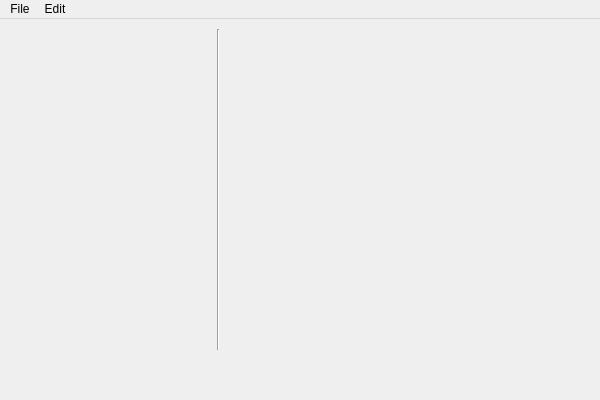
Before: the Qt Designer form trab1/mainwindow.ui in julioce/CompGraf, drawn with Qt 5.
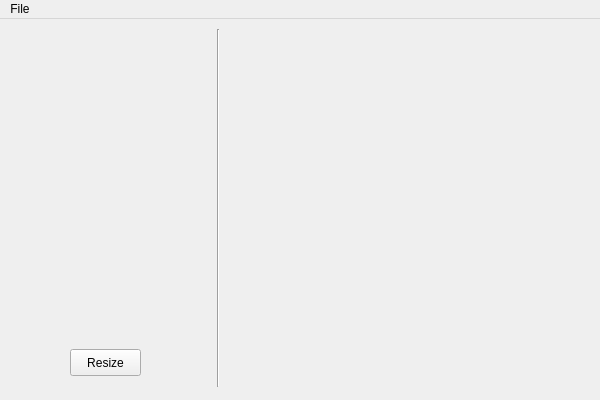
After: the same form once the commit is applied.

Commit message: *Adicionado botão de Resize. *Linha de separação. *Redimensionamento acontece agora na área 'a direita da janela.

The edit to the form file:
```diff
--- a/trab1/mainwindow.ui
+++ b/trab1/mainwindow.ui
@@ -51,13 +51,51 @@
       <x>210</x>
       <y>10</y>
       <width>16</width>
-      <height>321</height>
+      <height>358</height>
      </rect>
     </property>
+    <property name="sizePolicy">
+     <sizepolicy hsizetype="Fixed" vsizetype="Maximum">
+      <horstretch>0</horstretch>
+      <verstretch>255</verstretch>
+     </sizepolicy>
+    </property>
     <property name="orientation">
      <enum>Qt::Vertical</enum>
     </property>
    </widget>
+   <widget class="QPushButton" name="resizeButton">
+    <property name="geometry">
+     <rect>
+      <x>70</x>
+      <y>330</y>
+      <width>71</width>
+      <height>27</height>
+     </rect>
+    </property>
+    <property name="text">
+     <string>Resize</string>
+    </property>
+    <property name="flat">
+     <bool>false</bool>
+    </property>
+   </widget>
+   <widget class="QLabel" name="imgResult">
+    <property name="geometry">
+     <rect>
+      <x>230</x>
+      <y>10</y>
+      <width>361</width>
+      <height>351</height>
+     </rect>
+    </property>
+    <property name="text">
+     <string/>
+    </property>
+    <property name="alignment">
+     <set>Qt::AlignLeading|Qt::AlignLeft|Qt::AlignTop</set>
+    </property>
+   </widget>
   </widget>
   <widget class="QMenuBar" name="menuBar">
    <property name="geometry">
@@ -76,14 +114,7 @@
     <addaction name="actionExit"/>
     <addaction name="separator"/>
    </widget>
-   <widget class="QMenu" name="menuEdit">
-    <property name="title">
-     <string>Edit</string>
-    </property>
-    <addaction name="actionResize"/>
-   </widget>
    <addaction name="menuFile"/>
-   <addaction name="menuEdit"/>
   </widget>
   <action name="actionOpenFile">
    <property name="text">
```
Left out of the diff: 5 changed lines with no effect on the pictures. The commit also changes 6 other files.
